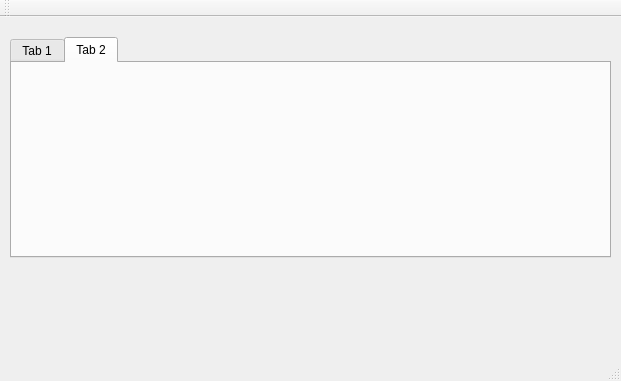
Before: the Qt Designer form 08-CodageVisualiserLecteurs/init_ihm/SuPer_SCHERER/ihm.ui in NicolasScherer/ProjetSuPer, drawn with Qt 5.
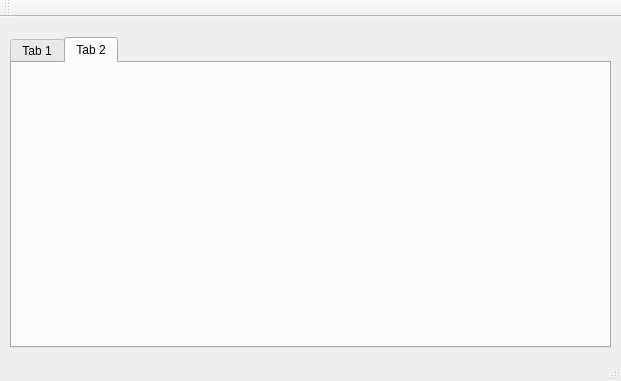
After: the same form once the commit is applied.

Patch:
```diff
--- a/08-CodageVisualiserLecteurs/init_ihm/SuPer_SCHERER/ihm.ui
+++ b/08-CodageVisualiserLecteurs/init_ihm/SuPer_SCHERER/ihm.ui
@@ -23,7 +23,7 @@
       <x>10</x>
       <y>20</y>
       <width>601</width>
-      <height>221</height>
+      <height>311</height>
      </rect>
     </property>
     <property name="currentIndex">
```
